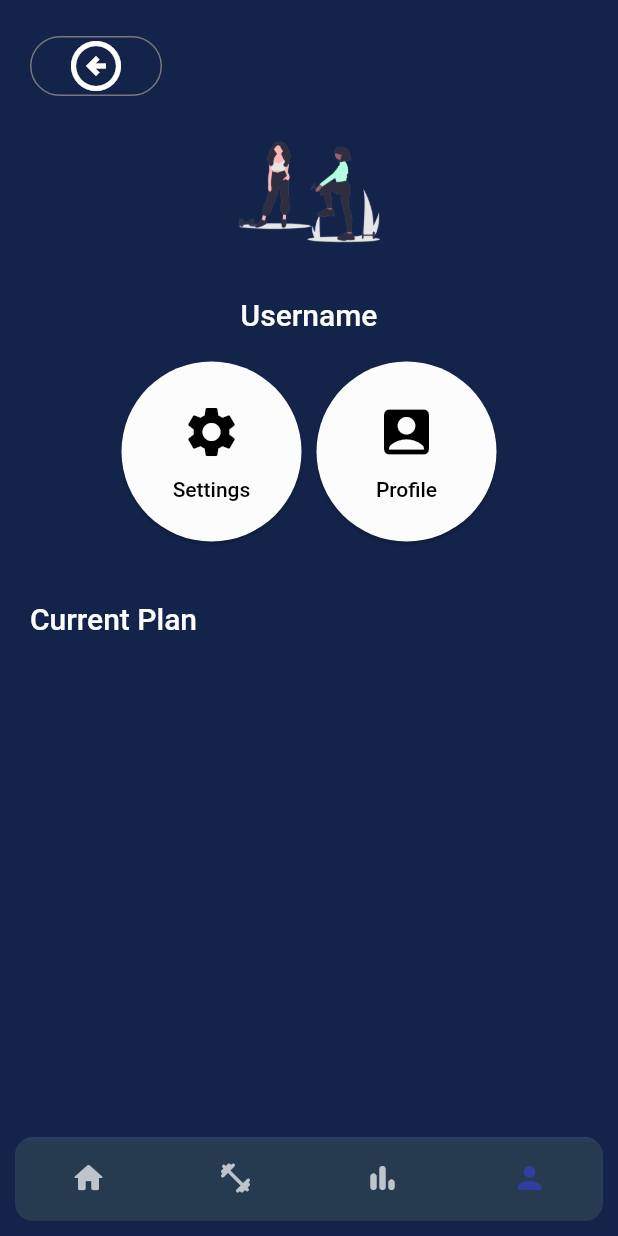
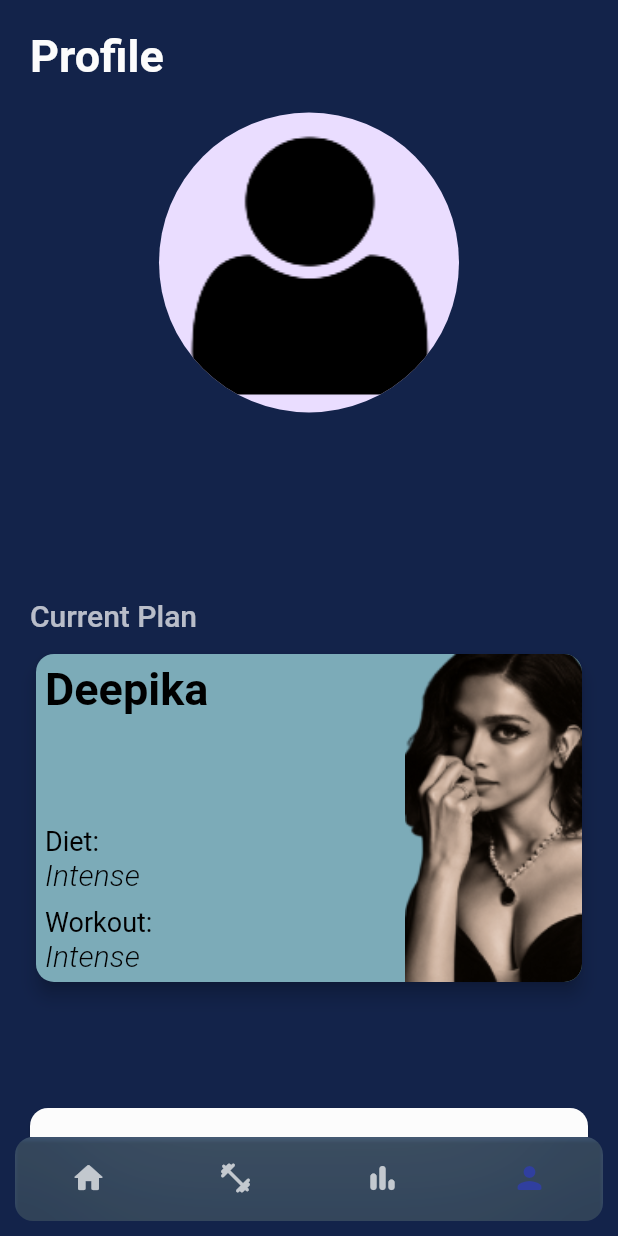
Before and after one commit to Drish-xD/fitcel, a Flutter app: the screen it shows once a user with an empty profile is signed in, item 4 of the bottom bar chosen, on a phone screen of 412 x 824 dp. Run offline on Flutter 3.47's test engine with Material 2 defaults, Android fonts, the phone set to English and light mode, and no system bars; our stand-ins replace card_swiper, firebase_auth, firebase_core, google_sign_in, page_transition, permission_handler; missing offline and left inert: health; accounts and stored records are empty.

Commit message:
added user page

```diff
--- a/lib/main.dart
+++ b/lib/main.dart
@@ -49,14 +49,14 @@ class _MainAppState extends State<MainApp> {
   @override
   Widget build(BuildContext context) {
     return MaterialApp(
-        title: 'FitCel App',
+        title: 'Fitcel App',
         navigatorKey: _navigatorKey,
         debugShowCheckedModeBanner: false,
         // Set Theme For The App
         theme: ThemeData(
             useMaterial3: true,
             scaffoldBackgroundColor: bgColor,
-            // splashColor: Colors.deepPurple[900]?.withOpacity(0.1),
+            splashColor: Colors.deepPurple[900]?.withOpacity(0.1),
             textTheme: Theme.of(context).textTheme.apply(bodyColor: txtColor),
             fontFamily: "Montserrat",
             visualDensity: VisualDensity.adaptivePlatformDensity),
--- a/lib/pages/navigation/user_page.dart
+++ b/lib/pages/navigation/user_page.dart
@@ -1,115 +1,113 @@
-import 'package:fitcel/constants.dart';
+import 'package:firebase_auth/firebase_auth.dart';
+import 'package:fitcel/widgets/common/my_button.dart';
+import 'package:fitcel/widgets/common/plan_card.dart';
+import 'package:fitcel/widgets/common/title_text.dart';
+import 'package:fitcel/widgets/home/section_header.dart';
 import 'package:flutter/material.dart';
 
-class UserPage extends StatelessWidget {
+class UserPage extends StatefulWidget {
   const UserPage({Key? key}) : super(key: key);
 
   @override
+  State<UserPage> createState() => _UserPageState();
+}
+
+class _UserPageState extends State<UserPage> {
+  final User? user = FirebaseAuth.instance.currentUser;
+
+  @override
   Widget build(BuildContext context) {
-    return Scaffold(
-      body: SingleChildScrollView(
-        child: Container(
-          padding: const EdgeInsets.all(myPadding),
+    return SingleChildScrollView(
       child: Column(
         crossAxisAlignment: CrossAxisAlignment.start,
         children: [
-              OutlinedButton(
-                onPressed: () {},
-                child: const Icon(
-                  Icons.arrow_circle_left_outlined,
-                  color: Colors.white,
-                  size: 40,
+          TitleText(text: "Profile"),
+          // Profile Image
+          Center(
+            child: CircleAvatar(
+              radius: 100,
+              backgroundImage: (user?.photoURL) != null
+                  ? NetworkImage((user?.photoURL).toString()) as ImageProvider
+                  : const AssetImage("assets/images/user.png"),
             ),
           ),
+
+          const SizedBox(height: 20),
+
+          // Users Name
+
+          (user?.displayName) != null
+              ? Center(
+                  child: Text(
+                    (user?.displayName).toString(),
+                    style: const TextStyle(
+                      fontSize: 20,
+                      fontWeight: FontWeight.w400,
+                    ),
+                  ),
+                )
+              : const SizedBox(),
+
+          const SizedBox(height: 10),
+          // Users Email
           Center(
-                child: Column(
-                  crossAxisAlignment: CrossAxisAlignment.center,
-                  children: [
-                    SizedBox(
-                      width: 120,
-                      height: 120,
-                      child: ClipRRect(
-                        borderRadius: BorderRadius.circular(100),
-                        child: const Image(
-                          image: AssetImage("assets/images/start_img.png"),
+            child: Text(
+              (user?.email).toString(),
+              style: const TextStyle(
+                fontSize: 18,
+                fontWeight: FontWeight.w300,
               ),
             ),
           ),
+          const SizedBox(height: 50),
+          // Current Plans stats
+          Padding(
+            padding: const EdgeInsets.symmetric(horizontal: 20),
+            child: SectionHeader(text: "Current Plan"),
+          ),
           const SizedBox(height: 10),
-                    Text("Username",
-                        style: Theme.of(context).textTheme.titleLarge),
-                  ],
+          Container(
+            width: MediaQuery.of(context).size.width,
+            height: MediaQuery.of(context).size.width * 0.55,
+            margin: const EdgeInsets.symmetric(horizontal: 20),
+            child: const PlanCard(
+              data: {
+                "name": "Deepika",
+                'fav': true,
+                'dType': "Intense",
+                'wType': "Intense"
+              },
+              fav: true,
+            ),
+          ),
+
+          const SizedBox(height: 80),
+
+          // Logout Button
+          Container(
+            margin: const EdgeInsets.symmetric(horizontal: 20),
+            width: double.infinity,
+            child: MyButton(
+              onTap: () async {
+                await FirebaseAuth.instance.signOut();
+              },
+              text: "logout",
             ),
           ),
           const SizedBox(height: 20),
-              Row(
-                mainAxisAlignment: MainAxisAlignment.center,
-                children: [
-                  SizedBox(
-                    width: 120,
-                    height: 120,
-                    child: ElevatedButton(
-                      onPressed: () {},
-                      style: ElevatedButton.styleFrom(
-                        backgroundColor: mainButtonColor,
-                        foregroundColor: Colors.black,
-                      ),
-                      child: Column(
-                        mainAxisAlignment: MainAxisAlignment.center,
-                        crossAxisAlignment: CrossAxisAlignment.center,
-                        children: const [
-                          Icon(
-                            Icons.settings,
-                            color: Colors.black,
-                            size: 40,
-                          ),
-                          SizedBox(
-                            height: 10,
-                          ),
-                          Text("Settings"),
-                        ],
+
+          Container(
+            margin: const EdgeInsets.symmetric(horizontal: 20),
+            width: double.infinity,
+            child: TextButton(
+              onPressed: () async {
+                await user?.delete();
+              },
+              child: const Text("Delete Account "),
             ),
           ),
-                  ),
-                  const SizedBox(
-                    width: 10,
-                  ),
-                  SizedBox(
-                    width: 120,
-                    height: 120,
-                    child: ElevatedButton(
-                      onPressed: () {},
-                      style: ElevatedButton.styleFrom(
-                        backgroundColor: mainButtonColor,
-                        foregroundColor: Colors.black,
-                      ),
-                      child: Column(
-                        mainAxisAlignment: MainAxisAlignment.center,
-                        crossAxisAlignment: CrossAxisAlignment.center,
-                        children: const [
-                          Icon(
-                            Icons.account_box,
-                            color: Colors.black,
-                            size: 40,
-                          ),
-                          SizedBox(
-                            height: 10,
-                          ),
-                          Text("Profile"),
+          const SizedBox(height: 20),
         ],
-                      ),
-                    ),
-                  ),
-                ],
-              ),
-              const SizedBox(
-                height: 40,
-              ),
-              Text("Current Plan",
-                  style: Theme.of(context).textTheme.titleLarge),
-            ],
-          ),
-        ),
       ),
     );
   }
```
Also changed, not shown: assets/images/user.png (added). Lines whose indentation alone changed are shown as unchanged.
